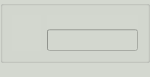
First picture: the form in abs/carac.ui, repository gabriellevy/destinLib, before the edit.
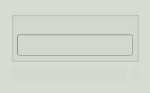
Second picture: the form after the edit.

Commit message: meilleur affichage des images

What changed in the file:
```diff
--- a/abs/carac.ui
+++ b/abs/carac.ui
@@ -7,7 +7,7 @@
     <x>0</x>
     <y>0</y>
     <width>150</width>
-    <height>60</height>
+    <height>79</height>
    </rect>
   </property>
   <property name="sizePolicy">
@@ -23,23 +23,6 @@
    <string notr="true">background-color : rgba(211, 215, 207,180)</string>
   </property>
   <layout class="QVBoxLayout" name="verticalLayout_2">
-   <property name="spacing">
-    <number>0</number>
-   </property>
-   <property name="leftMargin">
-    <number>0</number>
-   </property>
-   <property name="topMargin">
-    <number>0</number>
-   </property>
-   <property name="rightMargin">
-    <number>0</number>
-   </property>
-   <property name="bottomMargin">
-    <number>0</number>
-   </property>
-   <item>
-    <layout class="QVBoxLayout" name="verticalLayout_3">
      <item>
       <widget class="QGroupBox" name="caracBox">
        <property name="toolTip">
@@ -52,27 +35,26 @@
         <bool>false</bool>
        </property>
        <layout class="QHBoxLayout" name="horizontalLayout_4">
+      <property name="spacing">
+       <number>3</number>
+      </property>
+      <property name="leftMargin">
+       <number>3</number>
+      </property>
+      <property name="topMargin">
+       <number>3</number>
+      </property>
+      <property name="rightMargin">
+       <number>3</number>
+      </property>
+      <property name="bottomMargin">
+       <number>3</number>
+      </property>
         <item>
          <layout class="QHBoxLayout" name="horizontalLayout_3">
-          <item>
-           <widget class="QLabel" name="imageCarac">
-            <property name="sizePolicy">
-             <sizepolicy hsizetype="Expanding" vsizetype="Preferred">
-              <horstretch>0</horstretch>
-              <verstretch>0</verstretch>
-             </sizepolicy>
-            </property>
-            <property name="toolTip">
-             <string/>
-            </property>
-            <property name="text">
-             <string/>
-            </property>
-            <property name="scaledContents">
-             <bool>true</bool>
-            </property>
-           </widget>
-          </item>
+        <property name="spacing">
+         <number>2</number>
+        </property>
           <item>
            <layout class="QVBoxLayout" name="verticalLayout">
             <property name="spacing">
@@ -105,6 +87,27 @@
          </layout>
         </item>
        </layout>
+    </widget>
+   </item>
+   <item>
+    <layout class="QHBoxLayout" name="horizontalLayout">
+     <item>
+      <widget class="QLabel" name="imageCarac">
+       <property name="sizePolicy">
+        <sizepolicy hsizetype="Expanding" vsizetype="Preferred">
+         <horstretch>0</horstretch>
+         <verstretch>0</verstretch>
+        </sizepolicy>
+       </property>
+       <property name="toolTip">
+        <string/>
+       </property>
+       <property name="text">
+        <string/>
+       </property>
+       <property name="scaledContents">
+        <bool>true</bool>
+       </property>
       </widget>
      </item>
      <item>
```
Lines whose indentation alone changed are shown as unchanged. The commit also changes 3 other files.
